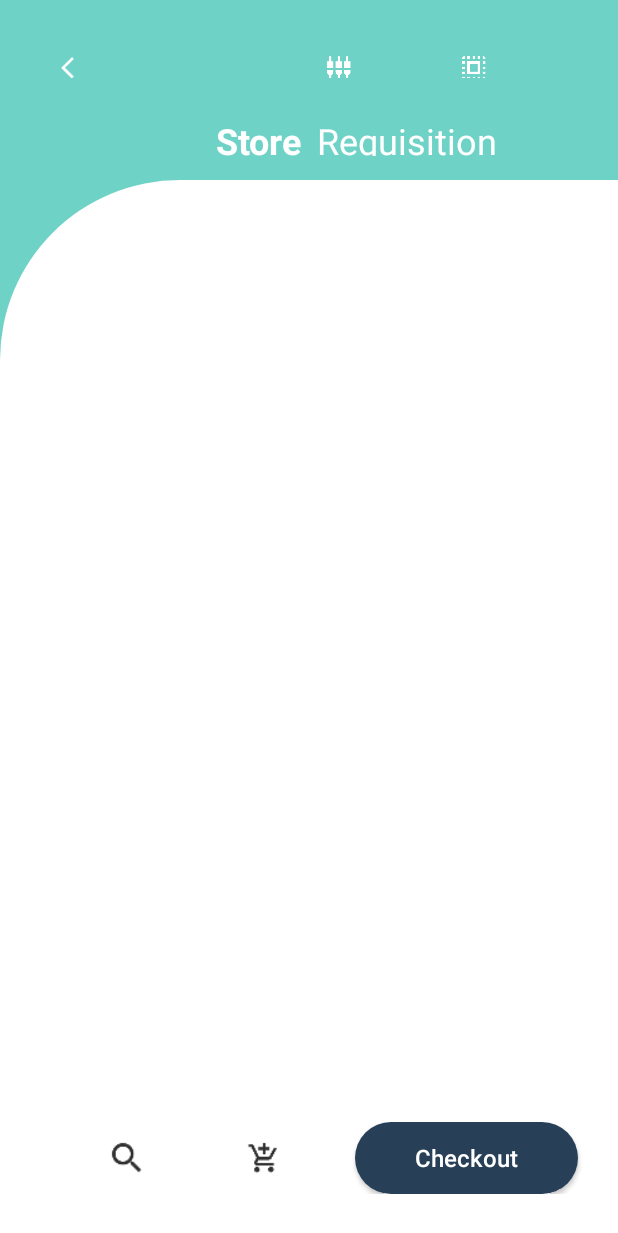
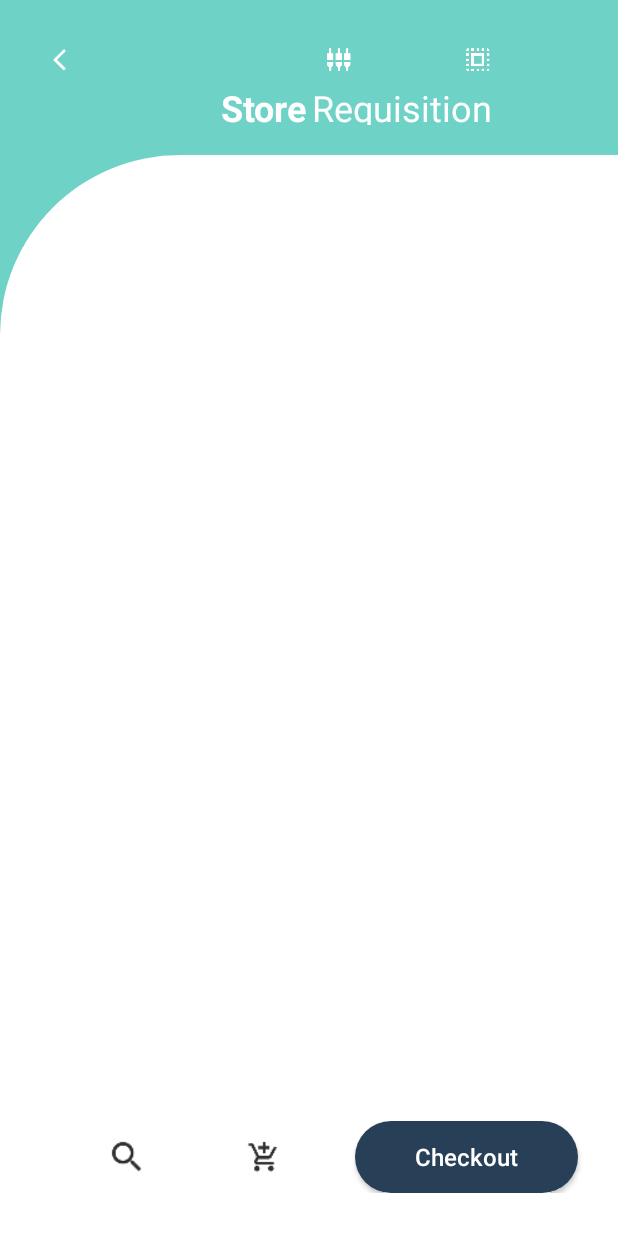
Before and after one commit to shakiz/StoreRequisition, an Android app: the layout activity_main.xml on its own in the app's theme, with its tools: preview values and no code run, on a phone screen of 412 x 824 dp. Shown: the top 1233 px of the screen. Run offline under Robolectric (Android 15) with nearby library versions, the light colour scheme and no system bars.

Commit message:
Changed heading and body layout components.

```diff
--- a/app/src/main/res/layout/activity_main.xml
+++ b/app/src/main/res/layout/activity_main.xml
@@ -18,16 +18,18 @@
         <LinearLayout
             android:layout_width="match_parent"
             android:layout_height="0dp"
-            android:layout_weight=".3"
-            android:weightSum=".8"
+            android:layout_weight=".35"
+            android:weightSum="2"
             android:orientation="vertical">
 
             <LinearLayout
                 android:layout_width="match_parent"
                 android:layout_height="0dp"
-                android:layout_weight=".4"
+                android:layout_weight="1"
                 android:weightSum="4"
-                android:layout_margin="25dp"
+                android:layout_marginTop="20dp"
+                android:layout_marginLeft="20dp"
+                android:layout_marginRight="20dp"
                 android:orientation="horizontal">
 
                 <LinearLayout
@@ -35,11 +37,12 @@
                     android:layout_height="wrap_content"
                     android:layout_weight="2"
                     android:orientation="vertical">
+
                     <ImageView
                         android:layout_width="40dp"
                         android:layout_height="40dp"
-                        android:src="@drawable/ic_arrow_back_ios"
-                        android:padding="5dp" />
+                        android:padding="5dp"
+                        android:src="@drawable/ic_arrow_back_ios" />
                 </LinearLayout>
 
                 <LinearLayout
@@ -75,26 +78,29 @@
             <LinearLayout
                 android:layout_width="match_parent"
                 android:layout_height="0dp"
-                android:layout_weight=".4"
+                android:layout_weight="1"
+                android:layout_gravity="center"
+                android:gravity="center"
                 android:weightSum="2"
-                android:layout_marginBottom="8dp"
+                android:layout_marginTop="8dp"
+                android:layout_marginLeft="8dp"
+                android:layout_marginRight="8dp"
                 android:orientation="horizontal">
 
                 <TextView
-                    android:layout_width="match_parent"
+                    android:layout_width="0dp"
                     android:layout_height="wrap_content"
                     android:layout_weight="1"
                     android:gravity="right"
-                    android:layout_marginRight="5dp"
                     android:textColor="@android:color/white"
                     android:textStyle="bold"
                     android:textSize="24sp"
                     android:layout_gravity="right"
                     android:text="@string/store"/>
                 <TextView
-                    android:layout_width="match_parent"
+                    android:layout_width="0dp"
                     android:layout_height="wrap_content"
-                    android:layout_marginLeft="5dp"
+                    android:layout_marginLeft="4dp"
                     android:textSize="24sp"
                     android:layout_weight="1"
                     android:textColor="@android:color/white"
@@ -110,9 +116,9 @@
         <LinearLayout
             android:layout_width="match_parent"
             android:layout_height="0dp"
-            android:layout_weight="1.7"
+            android:layout_weight="1.65"
             android:orientation="vertical"
-            android:layout_marginTop="8dp"
+            android:layout_marginTop="20dp"
             android:weightSum="2"
             android:background="@drawable/layout_back">
 
```
